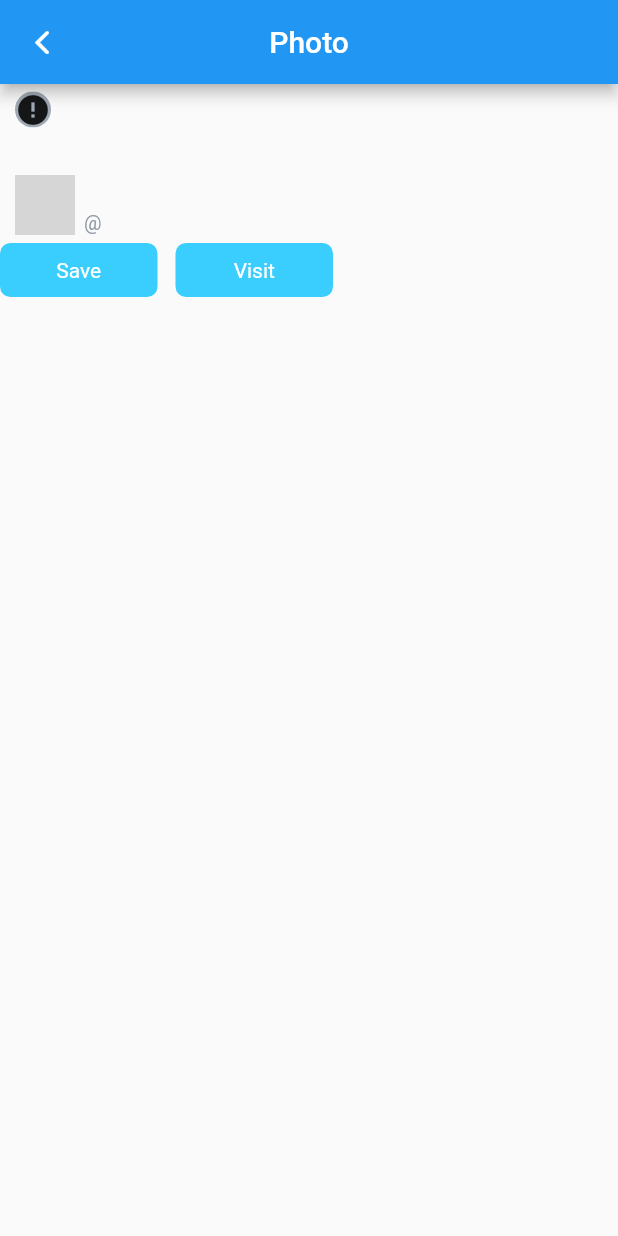
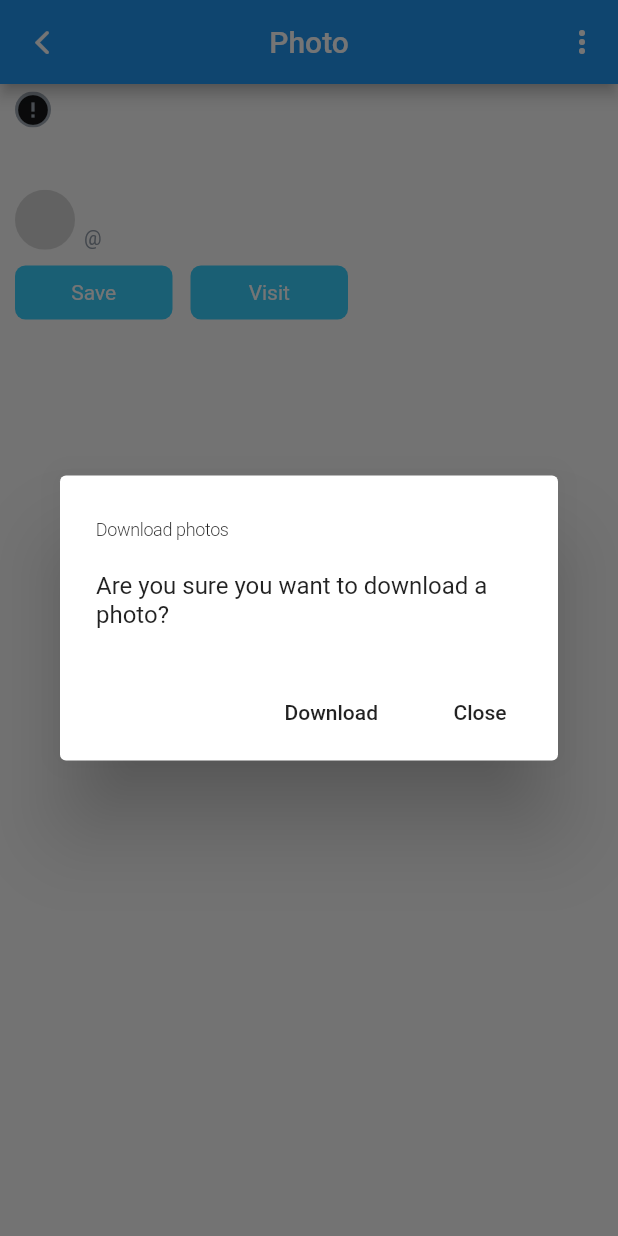
Before and after one commit to kranopodem/skill_branch_flutter, a Flutter app: the FullScreenImage screen opened directly, after a tap on "Save", on a phone screen of 412 x 824 dp. Run offline on Flutter 3.47's test engine with Material 2 defaults, Android fonts, the phone set to English and light mode, and no system bars; drawn by our look-alikes of cached_network_image; our stand-ins replace connectivity, gallery_saver; network calls fail; grey boxes are pictures that could not be loaded.

Commit message:
hometask 5

```diff
--- a/lib/screens/photo_screen.dart
+++ b/lib/screens/photo_screen.dart
@@ -1,8 +1,29 @@
 import 'package:FlutterGalleryApp/res/app_icons.dart';
 import 'package:FlutterGalleryApp/res/res.dart';
 import 'package:FlutterGalleryApp/widgets/widgets.dart' as widgets;
+import 'package:FlutterGalleryApp/widgets/widgets.dart';
 import 'package:flutter/cupertino.dart';
 import 'package:flutter/material.dart';
+import 'package:gallery_saver/gallery_saver.dart';
+
+class FullScreenImageArguments {
+  FullScreenImageArguments({
+    Key key,
+    this.name,
+    this.userName,
+    this.altDescription,
+    this.photo,
+    this.userPhoto,
+    this.heroTag,
+  });
+
+  final String name;
+  final String userName;
+  final String altDescription;
+  final String photo;
+  final String heroTag;
+  final String userPhoto;
+}
 
 class FullScreenImage extends StatefulWidget {
   FullScreenImage({
@@ -80,17 +101,47 @@ class _FullScreenImageState extends State<FullScreenImage>
               photoLink: photo,
             ),
           ),
-          Text(
+          Padding(
+            padding: EdgeInsets.symmetric(horizontal: 10, vertical: 5),
+            child: Text(
               altDescription,
               maxLines: 3,
               overflow: TextOverflow.ellipsis,
               style: AppStyles.h3.copyWith(color: AppColors.manatee),
             ),
+          ),
           _buildPhotoMeta(),
-          Row(
+          Padding(
+            padding: EdgeInsets.symmetric(horizontal: 10, vertical: 5),
+            child: Row(
               children: <Widget>[
                 _buildButton('Save', () {
-                print('test');
+                  showDialog(
+                    context: context,
+                    builder: (context) {
+                      return AlertDialog(
+                        title: Text('Download photos'),
+                        content:
+                            Text('Are you sure you want to download a photo?'),
+                        actions: [
+                          FlatButton(
+                            child: Text('Download'),
+                            onPressed: () {
+                              GallerySaver.saveImage(
+                                  "https://mobikul.com/wp-content/uploads/2019/11/Simulator-Screen-Shot-iPhone-X%CA%80-2019-11-01-at-19.05.50-473x1024.png");
+                              Navigator.pop(context);
+                            },
+                          ),
+                          FlatButton(
+                            child: Text('Close'),
+                            onPressed: () {
+                              Navigator.pop(context);
+                            },
+                          ),
+                        ],
+                      );
+                    },
+                  );
                 }),
                 SizedBox(
                   width: 12,
@@ -99,11 +150,24 @@ class _FullScreenImageState extends State<FullScreenImage>
                   print('test');
                 }),
               ],
+            ),
           )
         ],
       ),
       appBar: AppBar(
         title: Text('Photo'),
+        actions: [
+          IconButton(
+            icon: Icon(Icons.more_vert),
+            onPressed: () {
+              showModalBottomSheet(
+                  context: context,
+                  builder: (context) {
+                    return ClaimBottomSheet();
+                  });
+            },
+          ),
+        ],
         leading: IconButton(
           icon: Icon(CupertinoIcons.back),
           onPressed: () {
--- a/lib/widgets/widgets.dart
+++ b/lib/widgets/widgets.dart
@@ -1,3 +1,4 @@
 export 'photo.dart';
 export 'user_avatar.dart';
 export 'like_button.dart';
+export 'claim_bottom_sheet.dart';
--- a/pubspec.yaml
+++ b/pubspec.yaml
@@ -30,6 +30,8 @@ dependencies:
   # Use with the CupertinoIcons class for iOS style icons.
   cupertino_icons: ^0.1.3
   cached_network_image: any
+  gallery_saver: ^2.0.1
+  connectivity: ^2.0.2
 
 dev_dependencies:
   flutter_test:
```
Also changed, not shown: lib/app.dart (+28 -1 lines), lib/main.dart (+42 -1 lines), lib/res/styles.dart (+13 -0 lines), lib/screens/feed_screen.dart (+8 -6 lines), lib/screens/home.dart (+37 -2 lines), lib/widgets/claim_bottom_sheet.dart (added, +34 -0 lines), pubspec.lock, 1 other file. Lines whose indentation alone changed are shown as unchanged.
